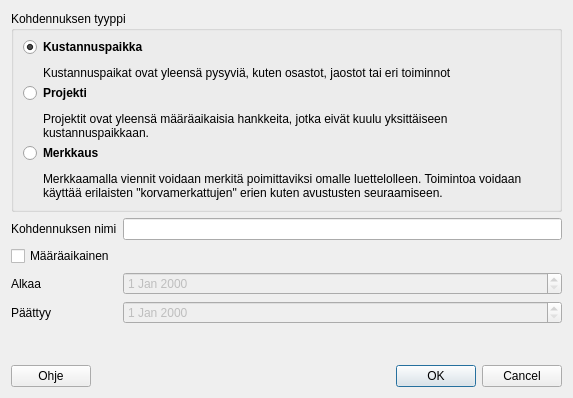
First picture: the form in kitupiikki/maaritys/kohdennusdialog.ui, repository artoh/kitupiikki, before the edit.
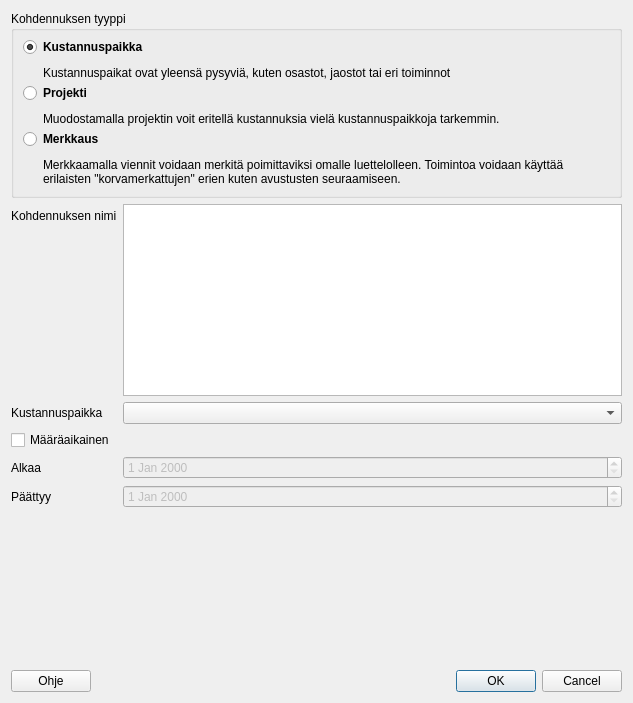
Second picture: the form after the edit. Icons and pictures are not drawn.

```diff
--- a/kitupiikki/maaritys/kohdennusdialog.ui
+++ b/kitupiikki/maaritys/kohdennusdialog.ui
@@ -6,8 +6,8 @@
    <rect>
     <x>0</x>
     <y>0</y>
-    <width>573</width>
-    <height>398</height>
+    <width>633</width>
+    <height>703</height>
    </rect>
   </property>
   <property name="windowTitle">
@@ -58,7 +58,7 @@
       <item row="1" column="1">
        <widget class="QLabel" name="label_5">
         <property name="text">
-         <string>&lt;html&gt;&lt;head/&gt;&lt;body&gt;&lt;p&gt;&lt;span style=&quot; font-weight:600;&quot;&gt;Projekti&lt;/span&gt;&lt;/p&gt;&lt;p&gt;Projektit ovat yleensä määräaikaisia hankkeita, jotka eivät kuulu yksittäiseen kustannuspaikkaan.&lt;/p&gt;&lt;/body&gt;&lt;/html&gt;</string>
+         <string>&lt;html&gt;&lt;head/&gt;&lt;body&gt;&lt;p&gt;&lt;span style=&quot; font-weight:600;&quot;&gt;Projekti&lt;/span&gt;&lt;/p&gt;&lt;p&gt;Muodostamalla projektin voit eritellä kustannuksia vielä kustannuspaikkoja tarkemmin.&lt;/p&gt;&lt;/body&gt;&lt;/html&gt;</string>
         </property>
         <property name="wordWrap">
          <bool>true</bool>
@@ -101,24 +101,21 @@
        </property>
       </widget>
      </item>
-     <item row="0" column="1">
-      <widget class="QLineEdit" name="nimiEdit"/>
-     </item>
-     <item row="1" column="0">
+     <item row="2" column="0">
       <widget class="QCheckBox" name="maaraaikainenCheck">
        <property name="text">
         <string>Määräaikainen</string>
        </property>
       </widget>
      </item>
-     <item row="2" column="1">
+     <item row="3" column="1">
       <widget class="QDateEdit" name="alkaaDate">
        <property name="enabled">
         <bool>false</bool>
        </property>
       </widget>
      </item>
-     <item row="2" column="0">
+     <item row="3" column="0">
       <widget class="QLabel" name="label_2">
        <property name="text">
         <string>Alkaa</string>
@@ -128,7 +125,7 @@
        </property>
       </widget>
      </item>
-     <item row="3" column="0">
+     <item row="4" column="0">
       <widget class="QLabel" name="label_3">
        <property name="text">
         <string>Päättyy</string>
@@ -138,13 +135,30 @@
        </property>
       </widget>
      </item>
-     <item row="3" column="1">
+     <item row="4" column="1">
       <widget class="QDateEdit" name="paattyyDate">
        <property name="enabled">
         <bool>false</bool>
        </property>
       </widget>
      </item>
+     <item row="1" column="0">
+      <widget class="QLabel" name="kustannuspaikkaLabel">
+       <property name="text">
+        <string>Kustannuspaikka</string>
+       </property>
+      </widget>
+     </item>
+     <item row="1" column="1">
+      <widget class="QComboBox" name="kustannuspaikkaCombo"/>
+     </item>
+     <item row="0" column="1">
+      <widget class="QListWidget" name="nimiList">
+       <property name="editTriggers">
+        <set>QAbstractItemView::AllEditTriggers</set>
+       </property>
+      </widget>
+     </item>
     </layout>
    </item>
    <item>
```
Left out of the diff: 3 changed lines with no effect on the pictures.
